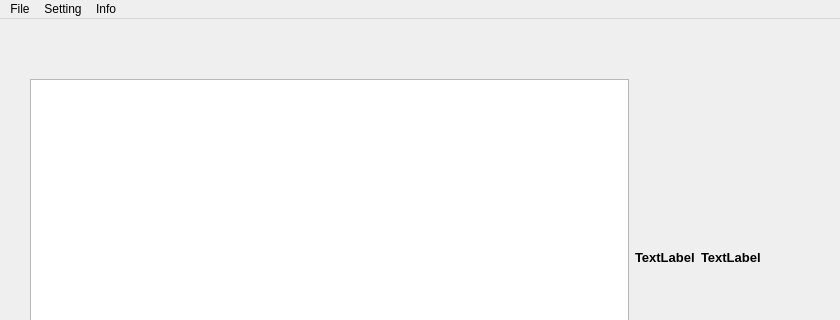
The window that forms/main_form.ui (QuandisS/Physics_Project) describes before a commit, drawn with Qt 5; both pictures show x 0 to 840 and y 0 to 320 of the 840 by 603 pixel window.
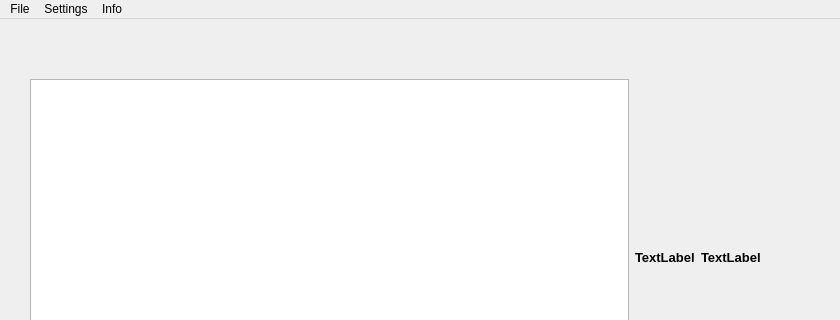
The same window after the commit.

What changed in the file:
```diff
--- a/forms/main_form.ui
+++ b/forms/main_form.ui
@@ -108,7 +108,7 @@
    </property>
    <widget class="QMenu" name="menuSetting">
     <property name="title">
-     <string>Setting</string>
+     <string>Settings</string>
     </property>
     <widget class="QMenu" name="menuTheme">
      <property name="title">
```
